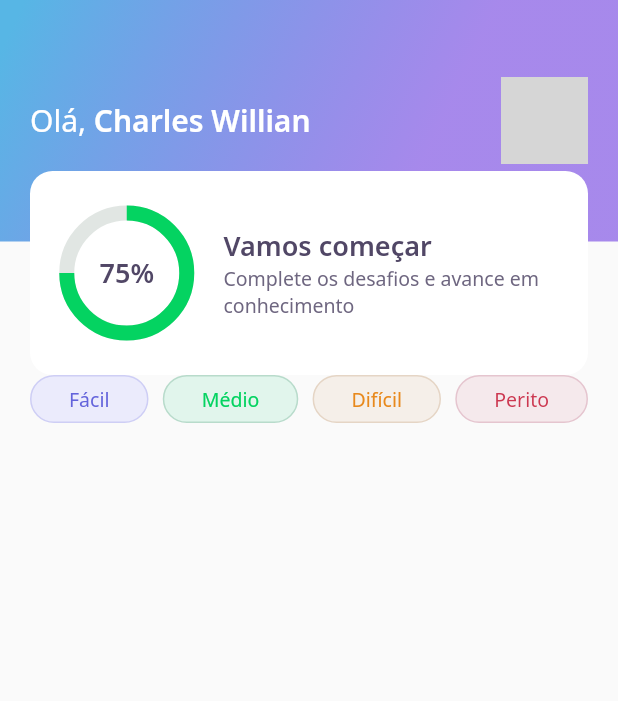
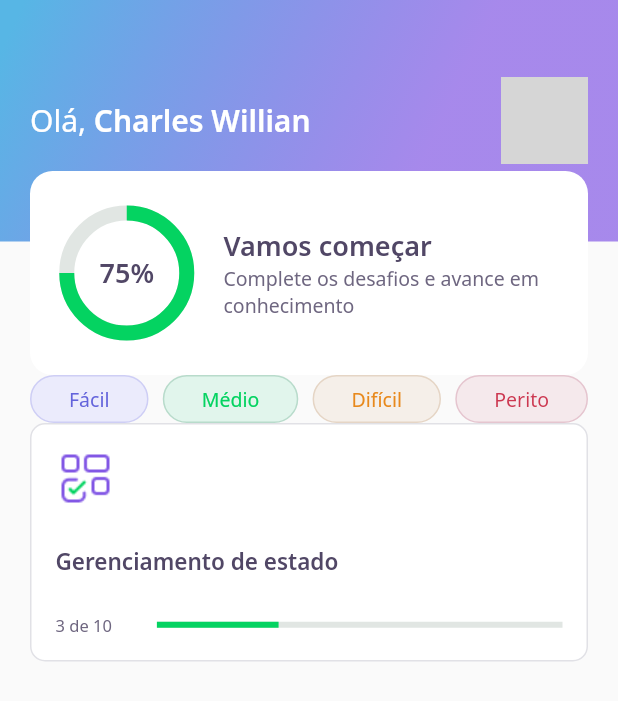
Before and after one commit to charles00willian/dev_quiz, a Flutter app: the screen it shows after launch, on a phone screen of 412 x 824 dp. Shown: the top 701 px of the screen. Run offline on Flutter 3.47's test engine with Material 2 defaults, Android fonts, the phone set to English and light mode, and no system bars; our stand-ins replace google_fonts; network calls fail; grey boxes are pictures that could not be loaded.

Commit message:
card de quiz

```diff
--- a/lib/home/home_page.dart
+++ b/lib/home/home_page.dart
@@ -1,5 +1,6 @@
 import 'package:dev_quiz/home/widgets/appbar/appbar_widget.dart';
 import 'package:dev_quiz/home/widgets/level_button/level_button_widget.dart';
+import 'package:dev_quiz/home/widgets/quiz_card/quiz_card_widget.dart';
 import 'package:flutter/material.dart';
 
 class HomePage extends StatefulWidget {
@@ -16,13 +17,18 @@ class _HomePageState extends State<HomePage> {
       appBar: AppBarWidget(),
       body: Padding(
         padding: const EdgeInsets.symmetric(horizontal: 20),
-        child: Row(
-          mainAxisAlignment: MainAxisAlignment.spaceBetween,
+        child: Column(
           children: [
-            LevelButtonWidget(label: "Fácil"),
-            LevelButtonWidget(label: "Médio"),
-            LevelButtonWidget(label: "Difícil"),
-            LevelButtonWidget(label: "Perito"),
+            Row(
+              mainAxisAlignment: MainAxisAlignment.spaceBetween,
+              children: [
+                LevelButtonWidget(label: "Fácil"),
+                LevelButtonWidget(label: "Médio"),
+                LevelButtonWidget(label: "Difícil"),
+                LevelButtonWidget(label: "Perito"),
+              ],
+            ),
+            QuizCardWidget()
           ],
         ),
       ),
--- /dev/null
+++ b/lib/home/widgets/quiz_card/quiz_card_widget.dart
@@ -0,0 +1,59 @@
+import 'package:dev_quiz/core/core.dart';
+import 'package:flutter/material.dart';
+
+class QuizCardWidget extends StatelessWidget {
+  const QuizCardWidget({Key? key}) : super(key: key);
+
+  @override
+  Widget build(BuildContext context) {
+    return Container(
+      padding: EdgeInsets.all(16),
+      decoration: BoxDecoration(
+        border: Border.fromBorderSide(
+          BorderSide(
+            color: AppColors.border,
+          ),
+        ),
+        color: AppColors.white,
+        borderRadius: BorderRadius.circular(10),
+      ),
+      child: Column(crossAxisAlignment: CrossAxisAlignment.start, children: [
+        Container(
+          height: 40,
+          width: 40,
+          child: Image.asset(AppImages.blocks),
+        ),
+        SizedBox(
+          height: 25,
+        ),
+        Text(
+          "Gerenciamento de estado",
+          style: AppTextStyles.heading15,
+        ),
+        SizedBox(
+          height: 25,
+        ),
+        Row(
+          children: [
+            Expanded(
+              flex: 1,
+              child: Text(
+                "3 de 10",
+                style: AppTextStyles.body11,
+              ),
+            ),
+            Expanded(
+              flex: 4,
+              child: LinearProgressIndicator(
+                value: 0.3,
+                backgroundColor: AppColors.chartSecondary,
+                valueColor:
+                    AlwaysStoppedAnimation<Color>(AppColors.chartPrimary),
+              ),
+            ),
+          ],
+        )
+      ]),
+    );
+  }
+}
```
